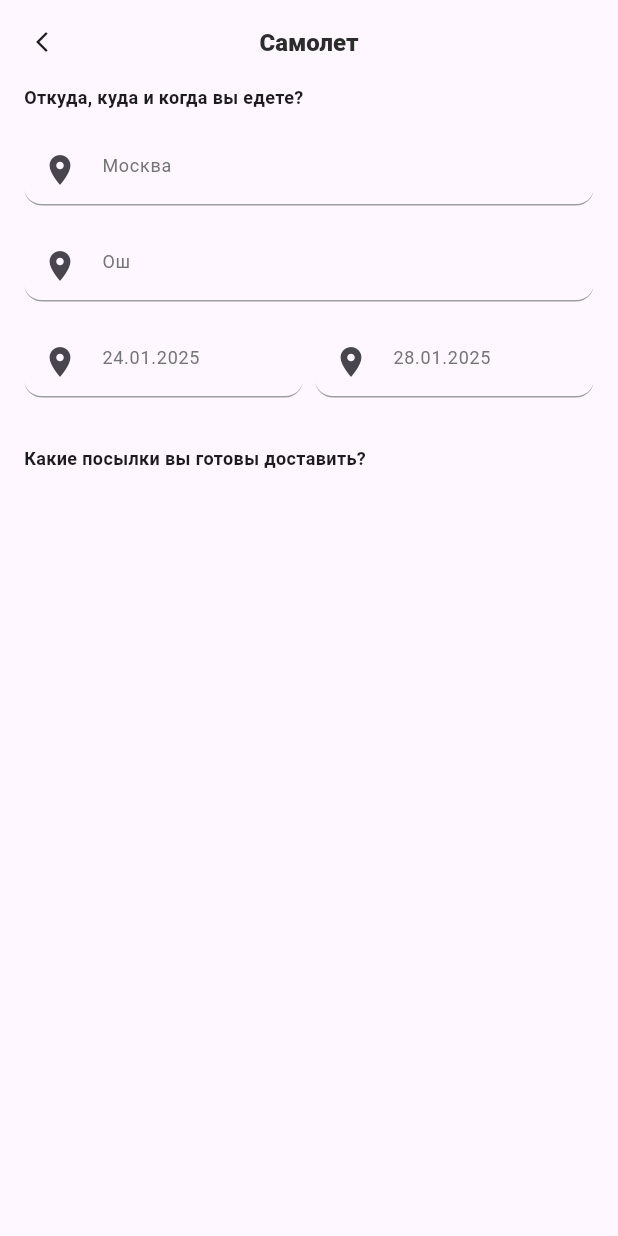
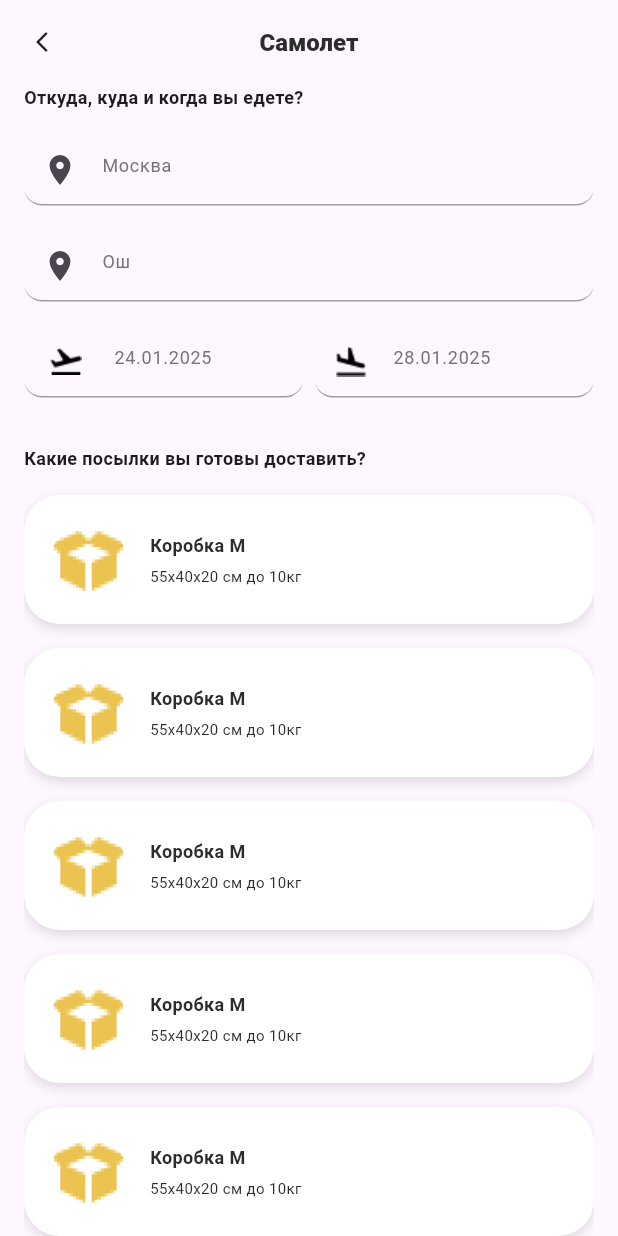
Before and after one commit to erjigit12/aist_cargo, a Flutter app: the DeliverDetailPage screen opened directly, on a phone screen of 412 x 824 dp. Run offline on Flutter 3.47's test engine with Material 3 defaults, Android fonts, the phone set to English and light mode, and no system bars; our stand-ins replace flutter_bloc, flutter_svg, get_it.

Commit message:
deliver datail corrected

```diff
--- a/lib/src/feature/deliver/presentation/pages/deliver_detail_page.dart
+++ b/lib/src/feature/deliver/presentation/pages/deliver_detail_page.dart
@@ -2,8 +2,15 @@ import 'package:aist_cargo/src/core/core.dart';
 import 'package:aist_cargo/src/feature/feature.dart';
 import 'package:flutter/material.dart';
 
-class DeliverDetailPage extends StatelessWidget {
+class DeliverDetailPage extends StatefulWidget {
   const DeliverDetailPage({super.key});
+
+  @override
+  State<DeliverDetailPage> createState() => _DeliverDetailPageState();
+}
+
+class _DeliverDetailPageState extends State<DeliverDetailPage> {
+  int selectedCardIndex = -1;
 
   @override
   Widget build(BuildContext context) {
@@ -11,37 +18,178 @@ class DeliverDetailPage extends StatelessWidget {
       appBar: const CustomAppBar(),
       body: Padding(
         padding: const EdgeInsets.symmetric(horizontal: 16),
+        child: SingleChildScrollView(
+          physics: const BouncingScrollPhysics(),
           child: Column(
-          mainAxisAlignment: MainAxisAlignment.start,
             crossAxisAlignment: CrossAxisAlignment.start,
             children: [
-            const Text('Откуда, куда и когда вы едете?',
-                style: AppTextStyles.f12w600),
-            16.h,
+              const Text(
+                'Откуда, куда и когда вы едете?',
+                style: AppTextStyles.f12w600,
+              ),
+              const SizedBox(height: 16),
               const TextFieldWidget(hintText: 'Москва'),
-            16.h,
-            const TextFieldWidget(
-              hintText: 'Ош',
-            ),
-            16.h,
+              const SizedBox(height: 16),
+              const TextFieldWidget(hintText: 'Ош'),
+              const SizedBox(height: 16),
               Row(
                 children: [
-                const Expanded(child: TextFieldWidget(hintText: '24.01.2025')),
+                  Expanded(
+                    child: TextFieldWidget(
+                      hintText: '24.01.2025',
+                      prefixIcon: Image.asset(
+                        'assets/icons/airplane_on.png',
+                      ),
+                    ),
+                  ),
                   8.w,
-                const Expanded(
-                  child: TextFieldWidget(hintText: '28.01.2025'),
+                  Expanded(
+                    child: TextFieldWidget(
+                      hintText: '28.01.2025',
+                      prefixIcon: Image.asset(
+                        'assets/icons/airplane_off.png',
+                      ),
+                    ),
                   ),
                 ],
               ),
-            32.h,
+              const SizedBox(height: 32),
               const Text(
                 'Какие посылки вы готовы доставить?',
                 style: AppTextStyles.f12w600,
               ),
+              const SizedBox(height: 16),
+              ListView.builder(
+                shrinkWrap: true,
+                physics: const NeverScrollableScrollPhysics(),
+                itemCount: 7,
+                itemBuilder: (context, index) {
+                  return GestureDetector(
+                    onTap: () {
+                      setState(() {
+                        selectedCardIndex = index;
+                      });
+                    },
+                    child: _buildProductCard(
+                      image: 'assets/images/boxx3.png',
+                      title: 'Коробка M',
+                      subtitle: '55х40x20 см до 10кг',
+                      isSelected: selectedCardIndex == index,
+                    ),
+                  );
+                },
+              ),
+              32.h,
+              Text(
+                'Допольнительная информация о поездке',
+                style: AppTextStyles.f12w400.copyWith(
+                  color: AppColors.greyBrightColor,
+                ),
+              ),
               16.h,
+              TextFormField(
+                decoration: InputDecoration(
+                  contentPadding: const EdgeInsets.all(16),
+                  hintText: 'Я даю гарантию безопасную транспортировку.',
+                  hintStyle: AppTextStyles.f12w400
+                      .copyWith(color: AppColors.textColor),
+                  enabledBorder: OutlineInputBorder(
+                    borderRadius: BorderRadius.circular(12),
+                    borderSide: const BorderSide(
+                      color: AppColors.blackColor,
+                      width: 1,
+                    ),
+                  ),
+                  focusedBorder: OutlineInputBorder(
+                    borderRadius: BorderRadius.circular(12),
+                    borderSide: const BorderSide(
+                      color: AppColors.blackColor,
+                      width: 1,
+                    ),
+                  ),
+                  fillColor: Colors.white,
+                  filled: true,
+                ),
+                style: const TextStyle(
+                  fontSize: 14,
+                  color: Colors.black,
+                ),
+                maxLines: null,
+                minLines: 3,
+                keyboardType: TextInputType.multiline,
+              ),
+              32.h,
             ],
+          ),
         ),
       ),
     );
   }
+
+  Widget _buildProductCard({
+    required String image,
+    required String title,
+    required String subtitle,
+    required bool isSelected,
+  }) {
+    return Container(
+      margin: const EdgeInsets.only(bottom: 16),
+      padding: const EdgeInsets.all(16),
+      decoration: BoxDecoration(
+        color: Colors.white,
+        borderRadius: BorderRadius.circular(24),
+        border: Border.all(
+          color: isSelected ? Colors.orange : Colors.transparent,
+          width: 2,
+        ),
+        boxShadow: const [
+          BoxShadow(
+            color: Colors.black12,
+            blurRadius: 6,
+            offset: Offset(0, 3),
+          ),
+        ],
+      ),
+      child: Row(
+        crossAxisAlignment: CrossAxisAlignment.center,
+        mainAxisAlignment: MainAxisAlignment.center,
+        children: [
+          ClipRRect(
+            borderRadius: BorderRadius.circular(50),
+            child: Image.asset(
+              image,
+              width: 50,
+              height: 50,
+              fit: BoxFit.cover,
+            ),
+          ),
+          const SizedBox(width: 16),
+          Expanded(
+            child: Column(
+              crossAxisAlignment: CrossAxisAlignment.start,
+              children: [
+                Text(
+                  title,
+                  style: AppTextStyles.f12w600
+                      .copyWith(color: AppColors.textColor),
+                ),
+                5.h,
+                Text(
+                  subtitle,
+                  style: AppTextStyles.f10w400
+                      .copyWith(color: AppColors.textColor),
+                ),
+              ],
+            ),
+          ),
+          if (isSelected)
+            const Icon(
+              Icons.check_circle,
+              color: AppColors.buttonColor,
+              size: 26,
+            ),
+        ],
+      ),
+    );
   }
+}
--- a/lib/src/feature/deliver/presentation/widgets/text_field_widget.dart
+++ b/lib/src/feature/deliver/presentation/widgets/text_field_widget.dart
@@ -7,19 +7,19 @@ class TextFieldWidget extends StatelessWidget {
     super.key,
     required this.hintText,
     this.controller,
-    this.suffixIcon,
+    this.prefixIcon,
   });
 
   final String hintText;
   final TextEditingController? controller;
-  final Widget? suffixIcon;
+  final Widget? prefixIcon;
 
   @override
   Widget build(BuildContext context) {
     return TextFormField(
       controller: controller,
       decoration: InputDecoration(
-        prefixIcon: suffixIcon ?? const Icon(Icons.location_on),
+        prefixIcon: prefixIcon ?? const Icon(Icons.location_on),
         hintText: hintText,
         hintStyle:
             AppTextStyles.f12w400.copyWith(color: AppColors.greyBrightColor),
```
Also changed, not shown: assets/icons/airplane_off.png (added), assets/icons/airplane_off.svg (added), assets/icons/airplane_on.png (added), assets/icons/airplane_on.svg (added). Lines whose indentation alone changed are shown as unchanged.
